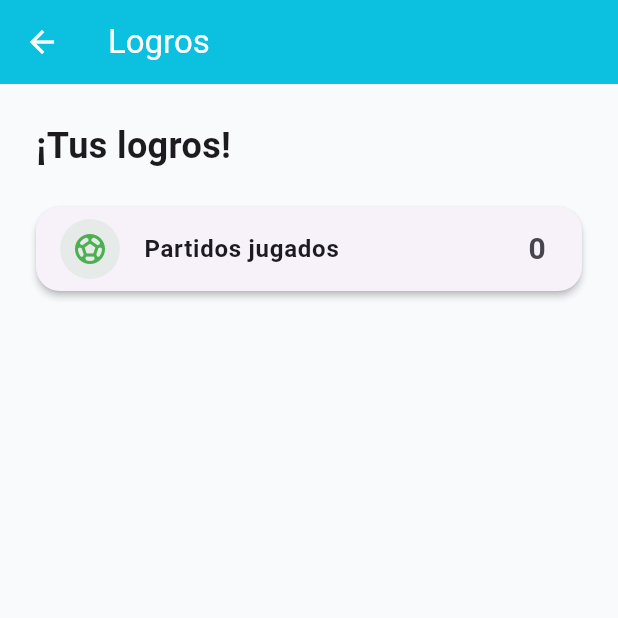
After one commit to Chrisan2i/TeamUp, a Flutter app: the AchievementsView screen opened directly, on a phone screen of 412 x 824 dp, the top half of it. The commit adds this screen. Run offline on Flutter 3.47's test engine with Material 3 defaults, Android fonts, the phone set to English and light mode, and no system bars; our stand-ins replace cloud_firestore, dotted_border, firebase_auth, firebase_core, flutter_contacts, flutter_map and 6 more; accounts and stored records are empty; network calls fail.

Commit message:
botones, idioma y pagina de logros

```diff
--- /dev/null
+++ b/lib/features/achievements/achievements_view.dart
@@ -0,0 +1,88 @@
+import 'package:flutter/material.dart';
+import 'package:cloud_firestore/cloud_firestore.dart';
+import 'package:firebase_auth/firebase_auth.dart';
+
+class AchievementsView extends StatefulWidget {
+  const AchievementsView({super.key});
+
+  @override
+  State<AchievementsView> createState() => _AchievementsViewState();
+}
+
+class _AchievementsViewState extends State<AchievementsView> {
+  int totalGames = 0;
+
+  @override
+  void initState() {
+    super.initState();
+    _loadAchievements();
+  }
+
+  Future<void> _loadAchievements() async {
+    final user = FirebaseAuth.instance.currentUser;
+    if (user == null) return;
+
+    final snapshot = await FirebaseFirestore.instance
+        .collection('games')
+        .where('usersJoined', arrayContains: user.uid)
+        .get();
+
+    setState(() {
+      totalGames = snapshot.docs.length;
+    });
+  }
+
+  @override
+  Widget build(BuildContext context) {
+    return Scaffold(
+      appBar: AppBar(
+        title: const Text('Logros'),
+        backgroundColor: const Color(0xFF0CC0DF),
+        foregroundColor: Colors.white,
+        elevation: 0,
+      ),
+      backgroundColor: const Color(0xFFF8FAFC),
+      body: Padding(
+        padding: const EdgeInsets.all(24),
+        child: Column(
+          crossAxisAlignment: CrossAxisAlignment.start,
+          children: [
+            const Text(
+              '¡Tus logros!',
+              style: TextStyle(fontSize: 24, fontWeight: FontWeight.bold),
+            ),
+            const SizedBox(height: 24),
+            _buildAchievementCard(
+              icon: Icons.sports_soccer,
+              title: 'Partidos jugados',
+              value: '$totalGames',
+              color: Colors.green,
+            ),
+            // Puedes agregar más logros aquí fácilmente.
+          ],
+        ),
+      ),
+    );
+  }
+
+  Widget _buildAchievementCard({
+    required IconData icon,
+    required String title,
+    required String value,
+    Color? color,
+  }) {
+    return Card(
+      margin: const EdgeInsets.only(bottom: 16),
+      shape: RoundedRectangleBorder(borderRadius: BorderRadius.circular(16)),
+      elevation: 2,
+      child: ListTile(
+        leading: CircleAvatar(
+          backgroundColor: (color ?? Colors.blue).withOpacity(0.1),
+          child: Icon(icon, color: color ?? Colors.blue),
+        ),
+        title: Text(title, style: const TextStyle(fontWeight: FontWeight.w600)),
+        trailing: Text(value, style: const TextStyle(fontSize: 20, fontWeight: FontWeight.bold)),
+      ),
+    );
+  }
+}
--- a/lib/features/games/widgets/game_search_bar.dart
+++ b/lib/features/games/widgets/game_search_bar.dart
@@ -29,7 +29,6 @@ class _GameSearchFilterBarState extends State<GameSearchFilterBar> {
           ListTile(title: const Text('Todos los tipos'), onTap: () => Navigator.pop(context, '')),
           ListTile(title: const Text('Amigable'), onTap: () => Navigator.pop(context, 'friendly')),
           ListTile(title: const Text('Competitivo'), onTap: () => Navigator.pop(context, 'competitive')),
-          ListTile(title: const Text('Entrenamiento'), onTap: () => Navigator.pop(context, 'training')),
         ],
       ),
     );
```
Also changed, not shown: lib/features/bookings/widgets/bookings_empty_card.dart (+6 -2 lines), lib/features/games/game_home_view.dart (+10 -6 lines).
